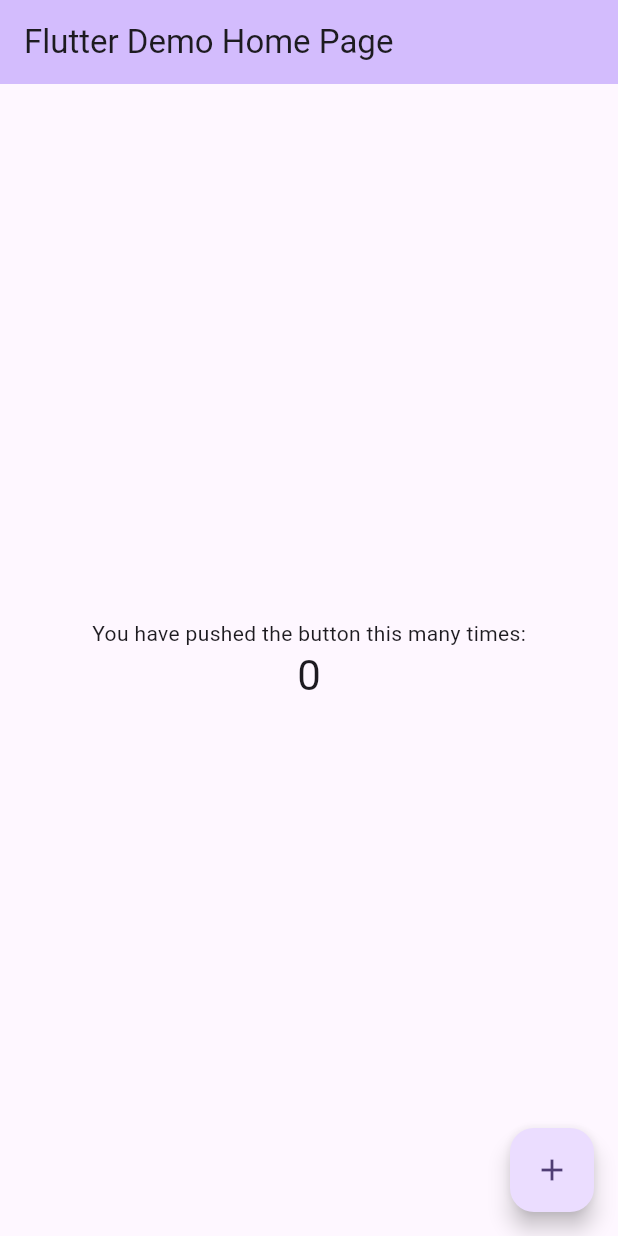
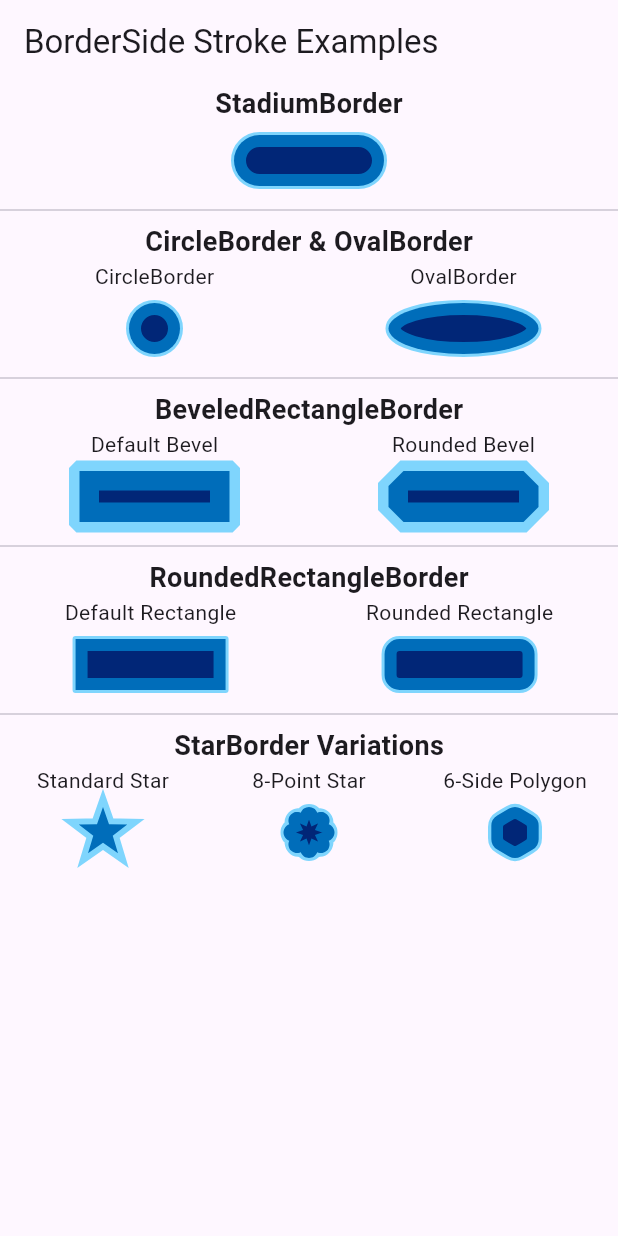
Before and after one commit to Madhan-Rkv-10/flutter_border_stroke_example, a Flutter app: the screen it shows after launch, on a phone screen of 412 x 824 dp. Run offline on Flutter 3.47's test engine with Material 3 defaults, Android fonts, the light colour scheme and no system bars.

Commit message:
✨ feat: add border stroke example

```diff
--- a/lib/main.dart
+++ b/lib/main.dart
@@ -1,122 +1,281 @@
 import 'package:flutter/material.dart';
 
-void main() {
-  runApp(const MyApp());
-}
+/// Flutter code sample for [BorderSide.strokeAlign].
 
-class MyApp extends StatelessWidget {
-  const MyApp({super.key});
+void main() => runApp(const StrokeAlignApp());
 
-  // This widget is the root of your application.
+class StrokeAlignApp extends StatelessWidget {
+  const StrokeAlignApp({super.key});
+
   @override
   Widget build(BuildContext context) {
-    return MaterialApp(
-      title: 'Flutter Demo',
-      theme: ThemeData(
-        // This is the theme of your application.
-        //
-        // TRY THIS: Try running your application with "flutter run". You'll see
-        // the application has a purple toolbar. Then, without quitting the app,
-        // try changing the seedColor in the colorScheme below to Colors.green
-        // and then invoke "hot reload" (save your changes or press the "hot
-        // reload" button in a Flutter-supported IDE, or press "r" if you used
-        // the command line to start the app).
-        //
-        // Notice that the counter didn't reset back to zero; the application
-        // state is not lost during the reload. To reset the state, use hot
-        // restart instead.
-        //
-        // This works for code too, not just values: Most code changes can be
-        // tested with just a hot reload.
-        colorScheme: ColorScheme.fromSeed(seedColor: Colors.deepPurple),
-      ),
-      home: const MyHomePage(title: 'Flutter Demo Home Page'),
+    return const MaterialApp(
+      debugShowCheckedModeBanner: false,
+      home: StrokeAlignExample(),
     );
   }
 }
 
-class MyHomePage extends StatefulWidget {
-  const MyHomePage({super.key, required this.title});
-
-  // This widget is the home page of your application. It is stateful, meaning
-  // that it has a State object (defined below) that contains fields that affect
-  // how it looks.
-
-  // This class is the configuration for the state. It holds the values (in this
-  // case the title) provided by the parent (in this case the App widget) and
-  // used by the build method of the State. Fields in a Widget subclass are
-  // always marked "final".
-
-  final String title;
+class StrokeAlignExample extends StatefulWidget {
+  const StrokeAlignExample({super.key});
 
   @override
-  State<MyHomePage> createState() => _MyHomePageState();
+  State<StrokeAlignExample> createState() => _StrokeAlignExampleState();
 }
 
-class _MyHomePageState extends State<MyHomePage> {
-  int _counter = 0;
+class _StrokeAlignExampleState extends State<StrokeAlignExample>
+    with TickerProviderStateMixin {
+  late final AnimationController animation;
 
-  void _incrementCounter() {
-    setState(() {
-      // This call to setState tells the Flutter framework that something has
-      // changed in this State, which causes it to rerun the build method below
-      // so that the display can reflect the updated values. If we changed
-      // _counter without calling setState(), then the build method would not be
-      // called again, and so nothing would appear to happen.
-      _counter++;
-    });
+  @override
+  void initState() {
+    super.initState();
+    animation = AnimationController(
+      vsync: this,
+      duration: const Duration(seconds: 1),
+    );
+    animation.repeat(reverse: true);
+    animation.addListener(_markDirty);
   }
 
   @override
+  void dispose() {
+    animation.dispose();
+    super.dispose();
+  }
+
+  void _markDirty() {
+    setState(() {});
+  }
+
+  static const double borderWidth = 10;
+  static const double cornerRadius = 10;
+  static const Color borderColor = Color(0x8000b4fc);
+
+  @override
   Widget build(BuildContext context) {
-    // This method is rerun every time setState is called, for instance as done
-    // by the _incrementCounter method above.
-    //
-    // The Flutter framework has been optimized to make rerunning build methods
-    // fast, so that you can just rebuild anything that needs updating rather
-    // than having to individually change instances of widgets.
     return Scaffold(
-      appBar: AppBar(
-        // TRY THIS: Try changing the color here to a specific color (to
-        // Colors.amber, perhaps?) and trigger a hot reload to see the AppBar
-        // change color while the other colors stay the same.
-        backgroundColor: Theme.of(context).colorScheme.inversePrimary,
-        // Here we take the value from the MyHomePage object that was created by
-        // the App.build method, and use it to set our appbar title.
-        title: Text(widget.title),
-      ),
-      body: Center(
-        // Center is a layout widget. It takes a single child and positions it
-        // in the middle of the parent.
-        child: Column(
-          // Column is also a layout widget. It takes a list of children and
-          // arranges them vertically. By default, it sizes itself to fit its
-          // children horizontally, and tries to be as tall as its parent.
-          //
-          // Column has various properties to control how it sizes itself and
-          // how it positions its children. Here we use mainAxisAlignment to
-          // center the children vertically; the main axis here is the vertical
-          // axis because Columns are vertical (the cross axis would be
-          // horizontal).
-          //
-          // TRY THIS: Invoke "debug painting" (choose the "Toggle Debug Paint"
-          // action in the IDE, or press "p" in the console), to see the
-          // wireframe for each widget.
-          mainAxisAlignment: MainAxisAlignment.center,
-          children: <Widget>[
-            const Text('You have pushed the button this many times:'),
-            Text(
-              '$_counter',
-              style: Theme.of(context).textTheme.headlineMedium,
-            ),
-          ],
+      appBar: AppBar(title: const Text("BorderSide Stroke Examples")),
+      body: SingleChildScrollView(
+        child: Center(
+          child: Column(
+            mainAxisAlignment: MainAxisAlignment.spaceAround,
+            children: <Widget>[
+              const Text(
+                "StadiumBorder",
+                style: TextStyle(fontSize: 18, fontWeight: FontWeight.bold),
+              ),
+              BorderedBox(
+                shape: StadiumBorder(
+                  side: BorderSide(
+                    color: borderColor,
+                    width: borderWidth,
+                    strokeAlign: (animation.value * 2) - 1,
+                  ),
+                ),
+              ),
+
+              const Divider(),
+              const Text(
+                "CircleBorder & OvalBorder",
+                style: TextStyle(fontSize: 18, fontWeight: FontWeight.bold),
+              ),
+              Row(
+                mainAxisAlignment: MainAxisAlignment.spaceAround,
+                children: <Widget>[
+                  Column(
+                    children: [
+                      const Text("CircleBorder"),
+                      BorderedBox(
+                        shape: CircleBorder(
+                          side: BorderSide(
+                            color: borderColor,
+                            width: borderWidth,
+                            strokeAlign: (animation.value * 2) - 1,
+                          ),
+                        ),
+                      ),
+                    ],
+                  ),
+                  Column(
+                    children: [
+                      const Text("OvalBorder"),
+                      BorderedBox(
+                        shape: OvalBorder(
+                          side: BorderSide(
+                            color: borderColor,
+                            width: borderWidth,
+                            strokeAlign: (animation.value * 2) - 1,
+                          ),
+                        ),
+                      ),
+                    ],
+                  ),
+                ],
+              ),
+
+              const Divider(),
+              const Text(
+                "BeveledRectangleBorder",
+                style: TextStyle(fontSize: 18, fontWeight: FontWeight.bold),
+              ),
+              Row(
+                mainAxisAlignment: MainAxisAlignment.spaceAround,
+                children: <Widget>[
+                  Column(
+                    children: [
+                      const Text("Default Bevel"),
+                      BorderedBox(
+                        shape: BeveledRectangleBorder(
+                          side: BorderSide(
+                            color: borderColor,
+                            width: borderWidth,
+                            strokeAlign: (animation.value * 2) - 1,
+                          ),
+                        ),
+                      ),
+                    ],
+                  ),
+                  Column(
+                    children: [
+                      const Text("Rounded Bevel"),
+                      BorderedBox(
+                        shape: BeveledRectangleBorder(
+                          borderRadius: BorderRadius.circular(cornerRadius),
+                          side: BorderSide(
+                            color: borderColor,
+                            width: borderWidth,
+                            strokeAlign: (animation.value * 2) - 1,
+                          ),
+                        ),
+                      ),
+                    ],
+                  ),
+                ],
+              ),
+
+              const Divider(),
+              const Text(
+                "RoundedRectangleBorder",
+                style: TextStyle(fontSize: 18, fontWeight: FontWeight.bold),
+              ),
+              Row(
+                mainAxisAlignment: MainAxisAlignment.spaceAround,
+                children: <Widget>[
+                  Column(
+                    children: [
+                      const Text("Default Rectangle"),
+                      BorderedBox(
+                        shape: RoundedRectangleBorder(
+                          side: BorderSide(
+                            color: borderColor,
+                            width: borderWidth,
+                            strokeAlign: (animation.value * 2) - 1,
+                          ),
+                        ),
+                      ),
+                    ],
+                  ),
+                  Column(
+                    children: [
+                      const Text("Rounded Rectangle"),
+                      BorderedBox(
+                        shape: RoundedRectangleBorder(
+                          borderRadius: BorderRadius.circular(cornerRadius),
+                          side: BorderSide(
+                            color: borderColor,
+                            width: borderWidth,
+                            strokeAlign: (animation.value * 2) - 1,
+                          ),
+                        ),
+                      ),
+                    ],
+                  ),
+                ],
+              ),
+
+              const Divider(),
+              const Text(
+                "StarBorder Variations",
+                style: TextStyle(fontSize: 18, fontWeight: FontWeight.bold),
+              ),
+              Row(
+                mainAxisAlignment: MainAxisAlignment.spaceAround,
+                children: <Widget>[
+                  Column(
+                    children: [
+                      const Text("Standard Star"),
+                      BorderedBox(
+                        shape: StarBorder(
+                          side: BorderSide(
+                            color: borderColor,
+                            width: borderWidth,
+                            strokeAlign: (animation.value * 2) - 1,
+                          ),
+                        ),
+                      ),
+                    ],
+                  ),
+                  Column(
+                    children: [
+                      const Text("8-Point Star"),
+                      BorderedBox(
+                        shape: StarBorder(
+                          pointRounding: 1,
+                          innerRadiusRatio: 0.5,
+                          points: 8,
+                          side: BorderSide(
+                            color: borderColor,
+                            width: borderWidth,
+                            strokeAlign: (animation.value * 2) - 1,
+                          ),
+                        ),
+                      ),
+                    ],
+                  ),
+                  Column(
+                    children: [
+                      const Text("6-Side Polygon"),
+                      BorderedBox(
+                        shape: StarBorder.polygon(
+                          sides: 6,
+                          pointRounding: 0.5,
+                          side: BorderSide(
+                            color: borderColor,
+                            width: borderWidth,
+                            strokeAlign: (animation.value * 2) - 1,
+                          ),
+                        ),
+                      ),
+                    ],
+                  ),
+                ],
+              ),
+            ],
+          ),
         ),
       ),
-      floatingActionButton: FloatingActionButton(
-        onPressed: _incrementCounter,
-        tooltip: 'Increment',
-        child: const Icon(Icons.add),
-      ), // This trailing comma makes auto-formatting nicer for build methods.
     );
   }
 }
+
+class BorderedBox extends StatelessWidget {
+  const BorderedBox({super.key, required this.shape});
+
+  final ShapeBorder shape;
+
+  @override
+  Widget build(BuildContext context) {
+    return SizedBox(
+      width: 100,
+      height: 50,
+      child: Container(
+        margin: const EdgeInsets.symmetric(vertical: 8),
+        decoration: ShapeDecoration(
+          color: const Color(0xff012677),
+          shape: shape,
+        ),
+      ),
+    );
+  }
+}
```
